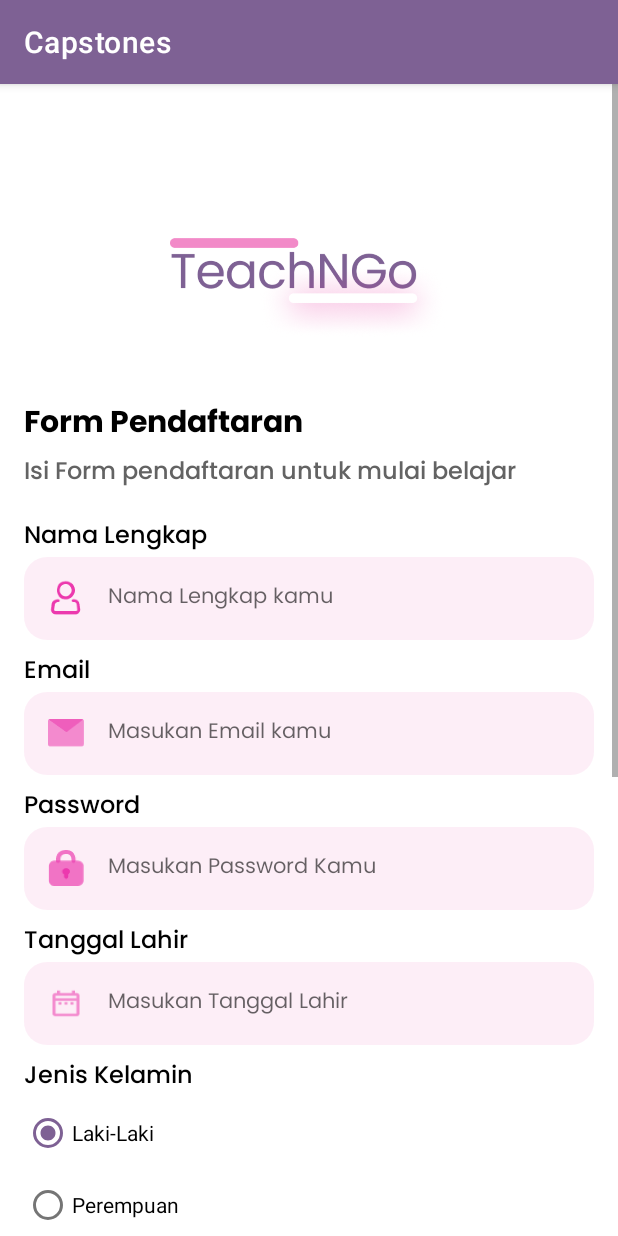
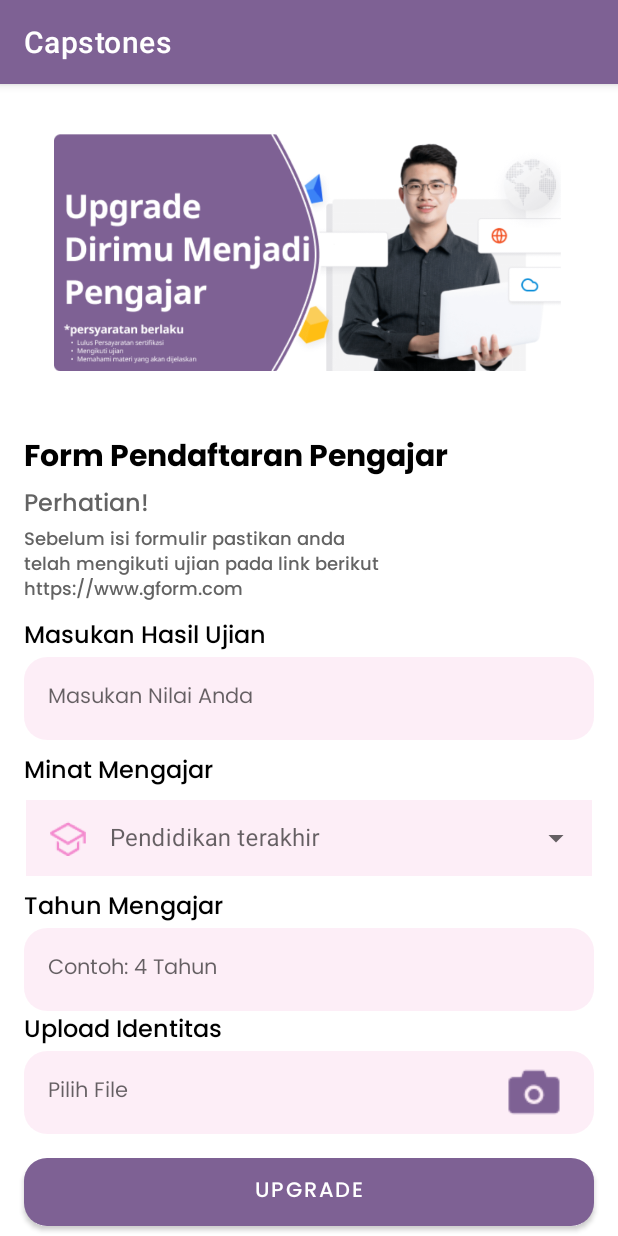
Before and after one commit to Dean-Faturrahman/CapstoneProject, an Android app: the RegisterActivity screen opened directly, with no data from a screen before it, on a phone screen of 412 x 824 dp. Run offline under Robolectric (Android 15) with nearby library versions, the phone set to English and light mode, and no system bars.

Commit message:
profile and layout upgrade

```diff
--- a/Capstones/app/src/main/AndroidManifest.xml
+++ b/Capstones/app/src/main/AndroidManifest.xml
@@ -9,6 +9,9 @@
         android:roundIcon="@mipmap/ic_launcher_round"
         android:supportsRtl="true"
         android:theme="@style/Theme.Capstones">
+        <activity
+            android:name=".FormUpgradeActivity"
+            android:exported="false" />
         <activity
             android:name=".ProfileActivity"
             android:exported="false" />
--- /dev/null
+++ b/Capstones/app/src/main/java/com/dicoding/capstones/FormUpgradeActivity.kt
@@ -0,0 +1,11 @@
+package com.dicoding.capstones
+
+import androidx.appcompat.app.AppCompatActivity
+import android.os.Bundle
+
+class FormUpgradeActivity : AppCompatActivity() {
+    override fun onCreate(savedInstanceState: Bundle?) {
+        super.onCreate(savedInstanceState)
+        setContentView(R.layout.activity_form_upgrade)
+    }
+}
--- a/Capstones/app/src/main/java/com/dicoding/capstones/RegisterActivity.kt
+++ b/Capstones/app/src/main/java/com/dicoding/capstones/RegisterActivity.kt
@@ -6,14 +6,16 @@ import androidx.appcompat.app.AppCompatActivity
 import android.os.Bundle
 import android.view.WindowInsets
 import android.view.WindowManager
+import com.dicoding.capstones.databinding.ActivityFormUpgradeBinding
 import com.dicoding.capstones.databinding.ActivityProfileBinding
 import com.dicoding.capstones.databinding.ActivityRegisterBinding
+import kotlinx.android.synthetic.main.nav.*
 
 class RegisterActivity : AppCompatActivity() {
-    private lateinit var binding : ActivityRegisterBinding
+    private lateinit var binding : ActivityFormUpgradeBinding
     override fun onCreate(savedInstanceState: Bundle?) {
         super.onCreate(savedInstanceState)
-        binding = ActivityRegisterBinding.inflate(layoutInflater)
+        binding = ActivityFormUpgradeBinding.inflate(layoutInflater)
         setContentView(binding.root)
 
 //        setupView()
--- /dev/null
+++ b/Capstones/app/src/main/res/layout/activity_form_upgrade.xml
@@ -0,0 +1,198 @@
+<?xml version="1.0" encoding="utf-8"?>
+<androidx.constraintlayout.widget.ConstraintLayout xmlns:android="http://schemas.android.com/apk/res/android"
+    xmlns:app="http://schemas.android.com/apk/res-auto"
+    xmlns:tools="http://schemas.android.com/tools"
+    android:layout_width="match_parent"
+    android:layout_height="match_parent"
+    tools:context=".FormUpgradeActivity">
+
+    <ImageView
+        android:id="@+id/imageView2"
+        android:layout_width="340dp"
+        android:layout_height="160dp"
+        android:layout_marginStart="24dp"
+        android:layout_marginTop="32dp"
+        android:layout_marginEnd="24dp"
+        android:contentDescription="@string/logo"
+        android:src="@drawable/bannerform"
+        app:layout_constraintEnd_toEndOf="parent"
+        app:layout_constraintStart_toStartOf="parent"
+        app:layout_constraintTop_toTopOf="parent" />
+
+    <TextView
+        android:id="@+id/textView"
+        android:layout_width="wrap_content"
+        android:layout_height="wrap_content"
+        android:layout_marginStart="16dp"
+        android:layout_marginTop="40dp"
+        android:fontFamily="@font/pbold"
+        android:text="@string/form_pendaftaran_pengajar"
+        android:textColor="@color/black"
+        android:textSize="20sp"
+        app:layout_constraintStart_toStartOf="parent"
+        app:layout_constraintTop_toBottomOf="@+id/imageView2" />
+
+
+    <TextView
+        android:id="@+id/txtPerhatian"
+        android:layout_width="wrap_content"
+        android:layout_height="wrap_content"
+        android:layout_marginStart="16dp"
+        android:fontFamily="@font/pmedium"
+        android:text="Perhatian!"
+        android:textColor="@color/title"
+        android:textSize="16sp"
+        app:layout_constraintStart_toStartOf="parent"
+        app:layout_constraintTop_toBottomOf="@+id/textView" />
+
+    <TextView
+        android:id="@+id/txtLink"
+        android:layout_width="276dp"
+        android:layout_height="53dp"
+        android:fontFamily="@font/pmedium"
+        android:text="@string/txt_Link"
+        android:textColor="@color/title"
+        android:textSize="12sp"
+        app:layout_constraintStart_toStartOf="@+id/txtPerhatian"
+        app:layout_constraintTop_toBottomOf="@+id/txtPerhatian" />
+
+    <TextView
+        android:id="@+id/textView3"
+        android:layout_width="wrap_content"
+        android:layout_height="wrap_content"
+        android:layout_marginTop="8dp"
+        android:fontFamily="@font/pmedium"
+        android:text="@string/txt_hasilUjian"
+        android:textColor="@color/black"
+        android:textSize="16sp"
+        app:layout_constraintStart_toStartOf="@+id/txtLink"
+        app:layout_constraintTop_toBottomOf="@+id/txtLink" />
+
+    <EditText
+        android:id="@+id/editEmail"
+        android:layout_width="0dp"
+        android:layout_height="55dp"
+        android:layout_marginEnd="16dp"
+        android:autofillHints=""
+        android:background="@drawable/shape_edittext"
+        android:drawablePadding="18dp"
+        android:fontFamily="@font/pregular"
+        android:hint="@string/nilai"
+        android:inputType="number"
+        android:paddingStart="16dp"
+        android:paddingEnd="20dp"
+        android:textSize="14sp"
+        app:layout_constraintEnd_toEndOf="parent"
+        app:layout_constraintStart_toStartOf="@+id/textView3"
+        app:layout_constraintTop_toBottomOf="@+id/textView3" />
+
+    <TextView
+        android:id="@+id/txt_Matpel"
+        android:layout_width="wrap_content"
+        android:layout_height="wrap_content"
+        android:layout_marginTop="8dp"
+        android:fontFamily="@font/pmedium"
+        android:text="@string/minat"
+        android:textColor="@color/black"
+        android:textSize="16sp"
+        app:layout_constraintStart_toStartOf="@+id/txtLink"
+        app:layout_constraintTop_toBottomOf="@+id/editEmail" />
+
+    <com.google.android.material.textfield.TextInputLayout
+        android:id="@+id/inputPendidikan"
+        style="@style/Widget.MaterialComponents.TextInputLayout.OutlinedBox.Dense.ExposedDropdownMenu"
+        android:layout_width="377dp"
+        android:layout_height="56dp"
+        android:layout_marginEnd="16dp"
+        android:drawableStart="@drawable/pendidikan_icon"
+        android:fontFamily="@font/pregular"
+        android:hint="Pendidikan terakhir"
+        android:inputType="textPassword"
+        android:textSize="14sp"
+        app:layout_constraintEnd_toEndOf="parent"
+        app:layout_constraintStart_toStartOf="@+id/txt_Matpel"
+        app:layout_constraintTop_toBottomOf="@+id/txt_Matpel">
+
+        <AutoCompleteTextView
+            android:id="@+id/dropdown"
+            android:layout_width="match_parent"
+            android:layout_height="wrap_content"
+            android:background="@color/edittext"
+            android:drawableStart="@drawable/pendidikan_icon"
+            android:drawablePadding="16dp" />
+    </com.google.android.material.textfield.TextInputLayout>
+
+    <TextView
+        android:id="@+id/txtTahun"
+        android:layout_width="wrap_content"
+        android:layout_height="wrap_content"
+        android:layout_marginTop="8dp"
+        android:fontFamily="@font/pmedium"
+        android:text="@string/tahun"
+        android:textColor="@color/black"
+        android:textSize="16sp"
+        app:layout_constraintStart_toStartOf="@+id/txtLink"
+        app:layout_constraintTop_toBottomOf="@+id/inputPendidikan" />
+
+    <EditText
+        android:id="@+id/inputTahun"
+        android:layout_width="0dp"
+        android:layout_height="55dp"
+        android:layout_marginEnd="16dp"
+        android:autofillHints=""
+        android:background="@drawable/shape_edittext"
+        android:drawablePadding="18dp"
+        android:fontFamily="@font/pregular"
+        android:hint="@string/input_tahun"
+        android:inputType="number"
+        android:paddingStart="16dp"
+        android:paddingEnd="20dp"
+        android:textSize="14sp"
+        app:layout_constraintEnd_toEndOf="parent"
+        app:layout_constraintStart_toStartOf="@+id/txtTahun"
+        app:layout_constraintTop_toBottomOf="@+id/txtTahun" />
+
+    <TextView
+        android:id="@+id/txt_upload"
+        android:layout_width="wrap_content"
+        android:layout_height="wrap_content"
+        android:fontFamily="@font/pmedium"
+        android:text="@string/upload"
+        android:textColor="@color/black"
+        android:textSize="16sp"
+        app:layout_constraintStart_toStartOf="@+id/txtLink"
+        app:layout_constraintTop_toBottomOf="@+id/inputTahun" />
+
+    <EditText
+        android:id="@+id/input_Upload"
+        android:layout_width="0dp"
+        android:layout_height="55dp"
+        android:layout_marginEnd="16dp"
+        android:autofillHints=""
+        android:background="@drawable/shape_edittext"
+        android:drawablePadding="18dp"
+        android:fontFamily="@font/pregular"
+        android:hint="@string/input_indentitas"
+        android:drawableRight="@drawable/camera"
+        android:inputType="number"
+        android:paddingStart="16dp"
+        android:paddingEnd="20dp"
+        android:textSize="14sp"
+        app:layout_constraintEnd_toEndOf="parent"
+        app:layout_constraintStart_toStartOf="@+id/txtTahun"
+        app:layout_constraintTop_toBottomOf="@+id/txt_upload" />
+
+    <Button
+        android:id="@+id/button"
+        android:layout_width="0dp"
+        android:layout_height="45dp"
+        android:layout_marginTop="16dp"
+        android:alpha="1"
+        android:background="@drawable/shape_button"
+        android:fontFamily="@font/pmedium"
+        android:text="@string/btUpload"
+        android:textSize="14sp"
+        app:layout_constraintEnd_toEndOf="@+id/input_Upload"
+        app:layout_constraintStart_toStartOf="@+id/input_Upload"
+        app:layout_constraintTop_toBottomOf="@+id/input_Upload" />
+        </androidx.constraintlayout.widget.ConstraintLayout>
--- a/Capstones/app/src/main/res/layout/activity_login.xml
+++ b/Capstones/app/src/main/res/layout/activity_login.xml
@@ -1,7 +1,6 @@
 <?xml version="1.0" encoding="utf-8"?>
 <androidx.constraintlayout.widget.ConstraintLayout xmlns:android="http://schemas.android.com/apk/res/android"
     xmlns:app="http://schemas.android.com/apk/res-auto"
-    xmlns:tools="http://schemas.android.com/tools"
     android:layout_width="match_parent"
     android:layout_height="match_parent">
 
@@ -11,6 +10,7 @@
         android:layout_height="69dp"
         android:layout_marginTop="100dp"
         android:src="@drawable/logo"
+       android:contentDescription="@string/logo"
         app:layout_constraintEnd_toEndOf="parent"
         app:layout_constraintStart_toStartOf="parent"
         app:layout_constraintTop_toTopOf="parent" />
@@ -64,13 +64,14 @@
         android:inputType="textEmailAddress"
         android:hint="@string/masukan_email_kamu"
         android:drawablePadding="18dp"
-        android:paddingLeft="16dp"
-        android:paddingRight="20dp"
+        android:paddingStart="16dp"
+        android:paddingEnd="20dp"
         android:drawableStart="@drawable/email_icon"
         android:textSize="14sp"
         app:layout_constraintEnd_toEndOf="parent"
         app:layout_constraintStart_toStartOf="parent"
-        app:layout_constraintTop_toBottomOf="@+id/textView3" />
+        app:layout_constraintTop_toBottomOf="@+id/textView3"
+        android:autofillHints="" />
 
     <TextView
         android:id="@+id/txtPass"
@@ -96,12 +97,13 @@
         android:fontFamily="@font/pregular"
         android:hint="@string/masukan_password_kamu"
         android:drawablePadding="16dp"
-        android:paddingLeft="16dp"
-        android:paddingRight="20dp"
+        android:paddingStart="16dp"
+        android:paddingEnd="20dp"
         android:textSize="14sp"
         app:layout_constraintEnd_toEndOf="parent"
         app:layout_constraintStart_toStartOf="parent"
-        app:layout_constraintTop_toBottomOf="@+id/txtPass" />
+        app:layout_constraintTop_toBottomOf="@+id/txtPass"
+        android:autofillHints="" />
 
     <Button
         android:id="@+id/button"
@@ -112,7 +114,7 @@
         android:background="@drawable/shape_button"
         android:fontFamily="@font/pmedium"
         android:text="@string/btLogin"
-        android:textSize="14dp"
+        android:textSize="14sp"
         app:layout_constraintEnd_toEndOf="@+id/editText"
         app:layout_constraintStart_toStartOf="@+id/editText"
         app:layout_constraintTop_toBottomOf="@+id/editText" />
@@ -124,7 +126,7 @@
         android:layout_marginStart="88dp"
         android:layout_marginTop="16dp"
         android:fontFamily="@font/pregular"
-        android:text="Belum punya akun?"
+        android:text="@string/belum_punya_akun"
         android:textSize="12sp"
         app:layout_constraintStart_toStartOf="@+id/button"
         app:layout_constraintTop_toBottomOf="@+id/button" />
@@ -135,7 +137,7 @@
         android:layout_height="wrap_content"
         android:fontFamily="@font/pregular"
         android:textSize="12sp"
-        android:text="Daftar disini"
+        android:text="@string/daftar_disini"
         android:textColor="@color/purple_200"
         app:layout_constraintStart_toEndOf="@+id/textView4"
         app:layout_constraintTop_toTopOf="@+id/textView4" />
--- a/Capstones/app/src/main/res/layout/activity_profile.xml
+++ b/Capstones/app/src/main/res/layout/activity_profile.xml
@@ -67,7 +67,7 @@
                 android:layout_height="wrap_content"
                 android:layout_marginTop="8dp"
                 android:fontFamily="@font/pregular"
-                android:text="@string/gender_dummy"
+                android:text="@string/laki_laki"
                 android:textSize="12sp"
                 app:layout_constraintEnd_toEndOf="parent"
                 app:layout_constraintStart_toStartOf="parent"
@@ -193,4 +193,6 @@
         app:layout_constraintEnd_toEndOf="@+id/textView8"
         app:layout_constraintStart_toStartOf="@+id/textView8"
         app:layout_constraintTop_toBottomOf="@+id/textView8" />
+
+    <include layout="@layout/nav"/>
         </androidx.constraintlayout.widget.ConstraintLayout>
--- a/Capstones/app/src/main/res/values/colors.xml
+++ b/Capstones/app/src/main/res/values/colors.xml
@@ -15,8 +15,6 @@
     <color name="search">#6EE3E3E3</color>
     <color name="h1">#272343</color>
     <color name="red">#E34A4A</color>
-
-
-
+    <color name="cardForm">#19E34A4A</color>
 
 </resources>
--- a/Capstones/app/src/main/res/values/strings.xml
+++ b/Capstones/app/src/main/res/values/strings.xml
@@ -45,4 +45,18 @@
     <string name="email_dumy">Fasrhanmaulana@teachNGo.ac.id</string>
     <string name="pelajar_sma">Pelajar SMA</string>
     <string name="icon">icon</string>
+    <string name="logo">logo</string>
+    <string name="belum_punya_akun">Belum punya akun?</string>
+    <string name="daftar_disini">Daftar disini</string>
+    <string name="form_pendaftaran_pengajar">Form Pendaftaran Pengajar</string>
+    <string name="txt_Link">Sebelum isi formulir pastikan anda telah mengikuti ujian pada link berikut https://www.gform.com</string>
+    <string name="start">*</string>
+    <string name="nilai">Masukan Nilai Anda</string>
+    <string name="txt_hasilUjian">"Masukan Hasil Ujian "</string>
+    <string name="minat">Minat Mengajar</string>
+    <string name="tahun">Tahun Mengajar</string>
+    <string name="input_tahun">Contoh: 4 Tahun</string>
+    <string name="upload">"Upload Identitas "</string>
+    <string name="input_indentitas">Pilih File</string>
+    <string name="btUpload">Upgrade</string>
 </resources>
```
Also changed, not shown: Capstones/app/src/main/res/drawable/bannerform.png (added), Capstones/app/src/main/res/drawable/camera.png (added).
